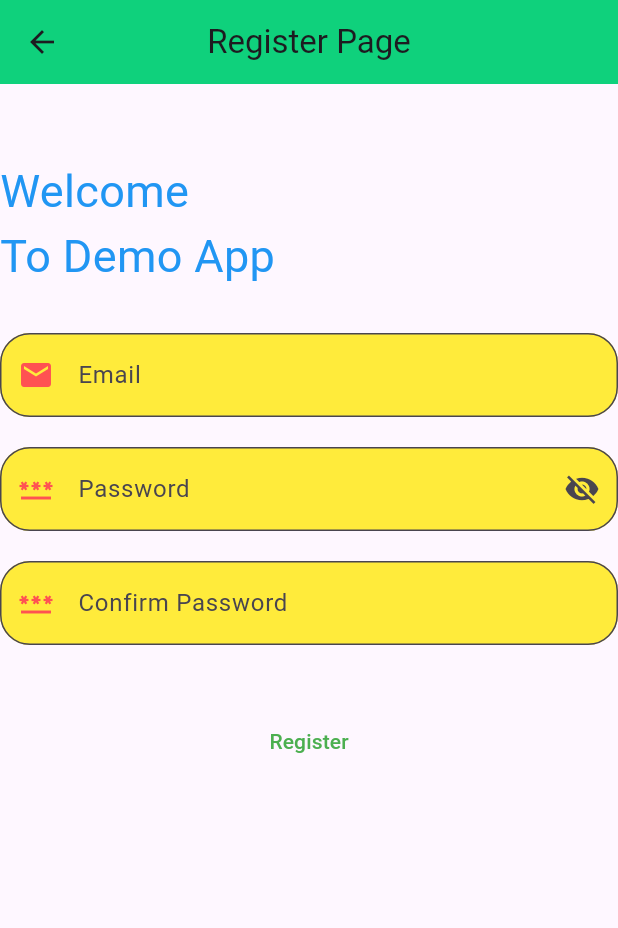
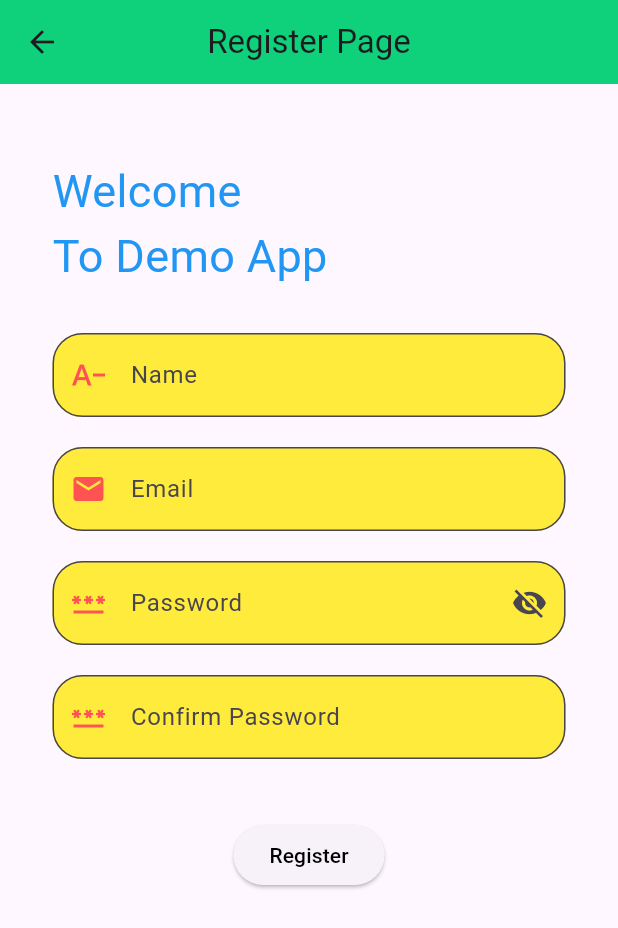
Before and after one commit to dahiyaarjun/first_project_flutter, a Flutter app: the UserRegister screen opened by its route, after a tap on "Register", on a phone screen of 412 x 824 dp. Shown: the top 928 px of the screen. Run offline on Flutter 3.47's test engine with Material 3 defaults, Android fonts, the phone set to English and light mode, and no system bars; network calls fail.

Commit message:
namefield added

```diff
--- a/lib/register.dart
+++ b/lib/register.dart
@@ -11,60 +11,27 @@ class UserRegister extends StatefulWidget {
 class _UserRegisterState extends State<UserRegister> {
   late TextEditingController controller;
   bool b=true;
-  bool confirmPass=true;
+  bool reg =true;
+
   TextEditingController nameC = TextEditingController();
   TextEditingController emailC = TextEditingController();
   TextEditingController passwordC = TextEditingController();
   TextEditingController confirmPasswordC = TextEditingController();
-  @override
-  void initState(){
-    super.initState();
-    controller=TextEditingController();
-    controller.addListener(() {
-      final confirmPass=controller.text.isNotEmpty;
-      setState(() {
-        this.confirmPass=confirmPass;
-      });
-     });
-  }
-  @override
-  void dispose() {
+
     // TODO: implement dispose
-    controller.dispose();
-    super.dispose();
-  }
+
   @override
   Widget build(BuildContext context) {
-    return Scaffold(
+    return Container(
+      child: Scaffold(
 
-    //  appBar: AppBar(
-    //     title: const Text('GeeksforGeeks'),
-    //     elevation: 2,
-    //   ),
+
           appBar: AppBar(
             centerTitle: true,
         title: const Text("Register Page"),
         backgroundColor: Colors.greenAccent[400],
         elevation: 50.0,
-        //actions: <Widget>[
-          // IconButton(
-          //   icon: const Icon(Icons.comment),
-          //   //tooltip: 'Comment Icon',
-          //   onPressed: () {},
-          // ), //IconButton
-          // IconButton(
-          //   icon: const Icon(Icons.settings),
-          //   tooltip: 'Setting Icon',
-          //   onPressed: () {},
-          // ), //IconButton
-       // ], //<Widget>[]
 
-        // leading: IconButton(
-        //   icon: const Icon(Icons.menu),
-        //   tooltip: 'Menu Icon',
-        //   onPressed: () {},
-        // ),
-        // systemOverlayStyle: SystemUiOverlayStyle.light,
       ),
 
       body: Column(
@@ -72,15 +39,50 @@ class _UserRegisterState extends State<UserRegister> {
         children: [
 
           const SizedBox(height: 50,),
-          Row(
+          Container(
+            padding: EdgeInsets.only(left: 35),
+          child:Row(
             mainAxisAlignment: MainAxisAlignment.start,
             children: [
               Text('Welcome\nTo Demo App',
                   style: TextStyle(color: Colors.blue, fontSize: 30)),
             ],
           ),
-            const SizedBox(height: 30),
-              TextField(
+          ),
+          const SizedBox(height:30),
+            Container(
+
+              width: 2000,
+              padding: EdgeInsets.only(left: 35,right: 35),
+              child:TextField(
+
+                controller: nameC,
+
+
+                  decoration: InputDecoration(
+
+                      hintText: 'Name',
+
+                      fillColor: Colors.yellow,
+                      filled: true,
+                      prefixIcon: Icon(Icons.text_decrease,color: Colors.redAccent),
+                      focusedBorder: OutlineInputBorder(
+                          borderSide: BorderSide(color:  Colors.blue,width: 2),borderRadius: BorderRadius.circular(20)
+                          ),
+                      border: OutlineInputBorder(
+                          borderRadius: BorderRadius.circular(20)
+                          ),
+
+
+                          )
+                          )),
+                        const SizedBox(height: 20),
+            Container(
+
+              width: 2000,
+              padding: EdgeInsets.only(left: 35,right: 35),
+              child:TextField(
+
                 controller: emailC,
 
 
@@ -100,9 +102,11 @@ class _UserRegisterState extends State<UserRegister> {
 
 
                           )
-                          ),
+                          )),
                         const SizedBox(height: 20),
-              TextField(
+                        Container(
+                          padding: EdgeInsets.only(left: 35,right: 35),
+              child:TextField(
 
                 obscureText: b,
                 obscuringCharacter: "*",
@@ -134,11 +138,15 @@ class _UserRegisterState extends State<UserRegister> {
               )
 
               ),
+             ),
               // confirmPass=true;
 
 
                 const SizedBox(height: 20),
-                          TextField(
+
+                        Container(
+                          padding: EdgeInsets.only(left: 35,right: 35),
+                          child:TextField(
                             controller: confirmPasswordC,
                             //enabled: confirmPass.value,
                 obscureText: true,
@@ -163,24 +171,30 @@ class _UserRegisterState extends State<UserRegister> {
                           borderRadius: BorderRadius.circular(20)),
 
                        )
-                      // controller: controller,
+
                        ),
+                        ),
 
               const SizedBox(height: 40),
-              TextButton(onPressed: confirmPass?() {
-                String name='demo';
+              ElevatedButton(onPressed: () {
+                String name=nameC.text.toString();
                 String email=emailC.text.toString();
                 String password=passwordC.text.toString();
                 String confirmPassword=confirmPasswordC.text.toString();
                 apiResponse.apiUserRegistration(name,email,password,confirmPassword);
-                setState(() {
-                  confirmPass=false;
-                  controller.clear();
-                });
-
-              }:null, child: Text('Register',style: TextStyle(color: Colors.green),selectionColor: Colors.black),
-              )
+              },
+              child: Text('Register',style: TextStyle(color: Colors.black),),
+              style: ButtonStyle(
+    overlayColor: MaterialStateProperty.resolveWith<Color?>(
+      (Set<MaterialState> states) {
+        if (states.contains(MaterialState.pressed))
+          return Colors.redAccent; //<-- SEE HERE
+        return Colors.green; // Defer to the widget's default.
+      },
+    )),
+              ),
         ],
+      ),
       ),
     );
   }
```
